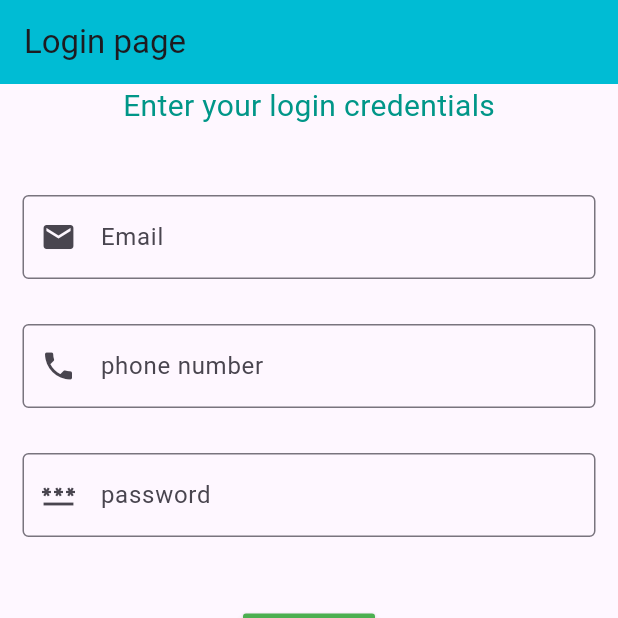
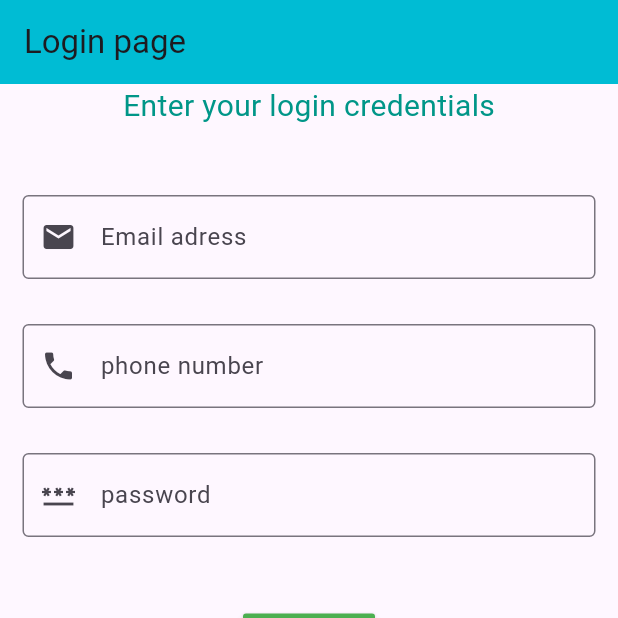
Before and after one commit to jahir2665/loginPage, a Flutter app: the screen it shows after launch, on a phone screen of 412 x 824 dp, the top half of it. Run offline on Flutter 3.47's test engine with Material 3 defaults, Android fonts, the phone set to English and light mode, and no system bars.

Commit message:
version 2

```diff
--- a/lib/main.dart
+++ b/lib/main.dart
@@ -36,7 +36,7 @@ class HomeActivity extends StatelessWidget{
               child: Column(
                 children: [
                   Padding(padding: EdgeInsets.all(15),child: TextField(decoration: InputDecoration(border: OutlineInputBorder(),
-                      labelText: 'Email',prefixIcon:Icon(Icons.email) ),),),
+                      labelText: 'Email adress',prefixIcon:Icon(Icons.email) ),),),
                   Padding(padding: EdgeInsets.all(15),child: TextField(decoration: InputDecoration(border: OutlineInputBorder(),
                       labelText: 'phone number',prefixIcon:Icon(Icons.phone) ),),),
                   Padding(padding: EdgeInsets.all(15),child: TextField(decoration: InputDecoration(border: OutlineInputBorder(),
```
